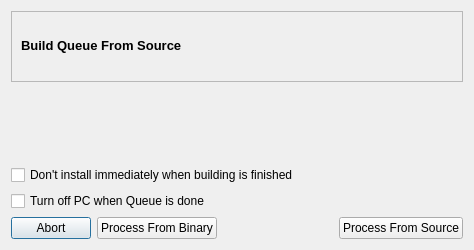
Old version of the form trunk/ui/reviewBuildingDialog.ui in the repository drf/shaman1.
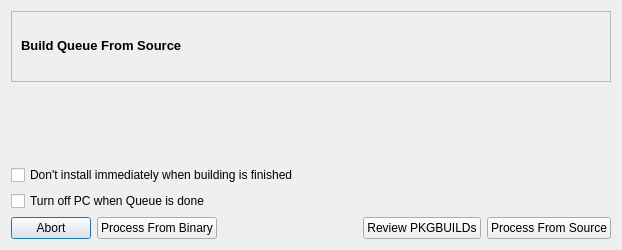
New version of the form. Icons and pictures are not drawn.

Diff of the .ui file:
```diff
--- a/trunk/ui/reviewBuildingDialog.ui
+++ b/trunk/ui/reviewBuildingDialog.ui
@@ -5,7 +5,7 @@
    <rect>
     <x>0</x>
     <y>0</y>
-    <width>474</width>
+    <width>622</width>
     <height>250</height>
    </rect>
   </property>
@@ -118,6 +118,13 @@
          </property>
         </spacer>
        </item>
+       <item>
+        <widget class="QPushButton" name="pBuildButton" >
+         <property name="text" >
+          <string>Review PKGBUILDs</string>
+         </property>
+        </widget>
+       </item>
        <item>
         <widget class="QPushButton" name="sourceButton" >
          <property name="text" >
```
